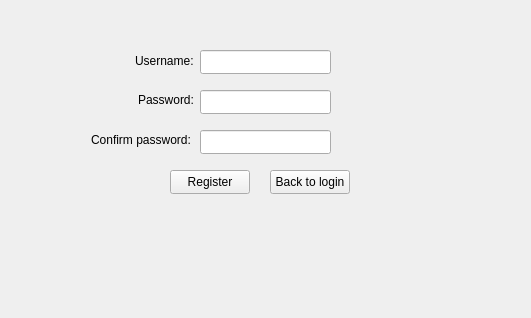
This is TheGame/TheGame_Client/RegisterWidget.ui in DavidMacovei/TheGame as Qt 5 draws it before an edit. The edited form follows.
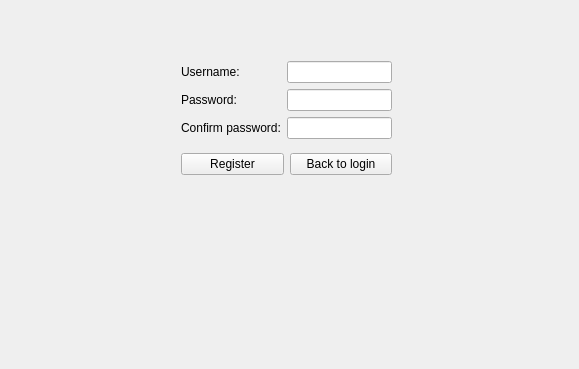
This is the edited form.

Commit message: Register UI Fidgeting

```diff
--- a/TheGame/TheGame_Client/RegisterWidget.ui
+++ b/TheGame/TheGame_Client/RegisterWidget.ui
@@ -6,107 +6,76 @@
    <rect>
     <x>0</x>
     <y>0</y>
-    <width>531</width>
-    <height>318</height>
+    <width>579</width>
+    <height>369</height>
    </rect>
   </property>
   <property name="windowTitle">
    <string>RegisterWidget</string>
   </property>
-  <widget class="QLineEdit" name="usernameText">
-   <property name="geometry">
-    <rect>
-     <x>200</x>
-     <y>50</y>
-     <width>131</width>
-     <height>24</height>
-    </rect>
-   </property>
-  </widget>
-  <widget class="QLineEdit" name="passwordText">
-   <property name="geometry">
-    <rect>
-     <x>200</x>
-     <y>90</y>
-     <width>131</width>
-     <height>24</height>
-    </rect>
-   </property>
-  </widget>
-  <widget class="QLineEdit" name="confPassText">
-   <property name="geometry">
-    <rect>
-     <x>200</x>
-     <y>130</y>
-     <width>131</width>
-     <height>24</height>
-    </rect>
-   </property>
-  </widget>
-  <widget class="QPushButton" name="registerButton">
+  <widget class="QWidget" name="widget" native="true">
    <property name="geometry">
     <rect>
      <x>170</x>
-     <y>170</y>
-     <width>80</width>
-     <height>24</height>
+     <y>50</y>
+     <width>233</width>
+     <height>136</height>
     </rect>
    </property>
-   <property name="text">
-    <string>Register</string>
-   </property>
-  </widget>
-  <widget class="QPushButton" name="cancelButton">
-   <property name="geometry">
-    <rect>
-     <x>270</x>
-     <y>170</y>
-     <width>80</width>
-     <height>24</height>
-    </rect>
-   </property>
-   <property name="text">
-    <string>Back to login</string>
-   </property>
-  </widget>
-  <widget class="QLabel" name="labelUsername">
-   <property name="geometry">
-    <rect>
-     <x>135</x>
-     <y>51</y>
-     <width>61</width>
-     <height>20</height>
-    </rect>
-   </property>
-   <property name="text">
-    <string>Username:</string>
-   </property>
-  </widget>
-  <widget class="QLabel" name="labelPassword">
-   <property name="geometry">
-    <rect>
-     <x>138</x>
-     <y>90</y>
-     <width>61</width>
-     <height>20</height>
-    </rect>
-   </property>
-   <property name="text">
-    <string>Password:</string>
-   </property>
-  </widget>
-  <widget class="QLabel" name="labelConfPass">
-   <property name="geometry">
-    <rect>
-     <x>91</x>
-     <y>130</y>
-     <width>101</width>
-     <height>20</height>
-    </rect>
-   </property>
-   <property name="text">
-    <string>Confirm password:</string>
-   </property>
+   <layout class="QVBoxLayout" name="verticalLayout">
+    <item>
+     <layout class="QFormLayout" name="formLayout">
+      <item row="0" column="0">
+       <widget class="QLabel" name="labelUsername">
+        <property name="text">
+         <string>Username:</string>
+        </property>
+       </widget>
+      </item>
+      <item row="0" column="1">
+       <widget class="QLineEdit" name="usernameText"/>
+      </item>
+      <item row="1" column="0">
+       <widget class="QLabel" name="labelPassword">
+        <property name="text">
+         <string>Password:</string>
+        </property>
+       </widget>
+      </item>
+      <item row="1" column="1">
+       <widget class="QLineEdit" name="passwordText"/>
+      </item>
+      <item row="2" column="0">
+       <widget class="QLabel" name="labelConfPass">
+        <property name="text">
+         <string>Confirm password:</string>
+        </property>
+       </widget>
+      </item>
+      <item row="2" column="1">
+       <widget class="QLineEdit" name="confPassText"/>
+      </item>
+     </layout>
+    </item>
+    <item>
+     <layout class="QHBoxLayout" name="horizontalLayout">
+      <item>
+       <widget class="QPushButton" name="registerButton">
+        <property name="text">
+         <string>Register</string>
+        </property>
+       </widget>
+      </item>
+      <item>
+       <widget class="QPushButton" name="cancelButton">
+        <property name="text">
+         <string>Back to login</string>
+        </property>
+       </widget>
+      </item>
+     </layout>
+    </item>
+   </layout>
   </widget>
  </widget>
  <layoutdefault spacing="6" margin="11"/>
```
The commit also changes 2 other files.
